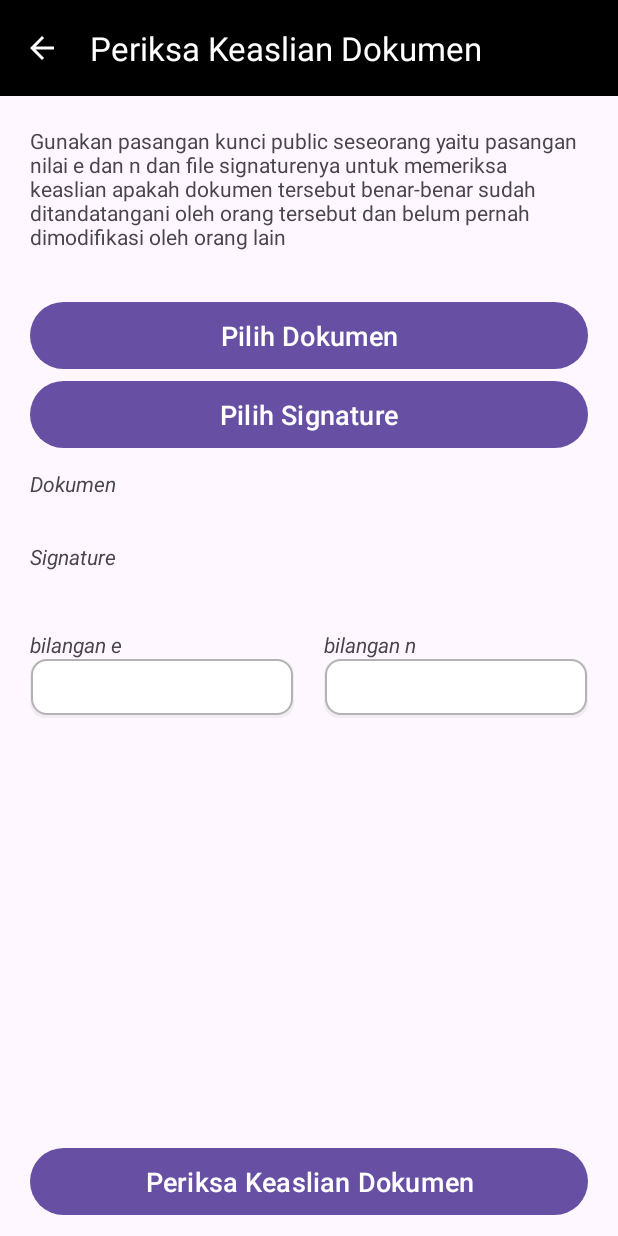
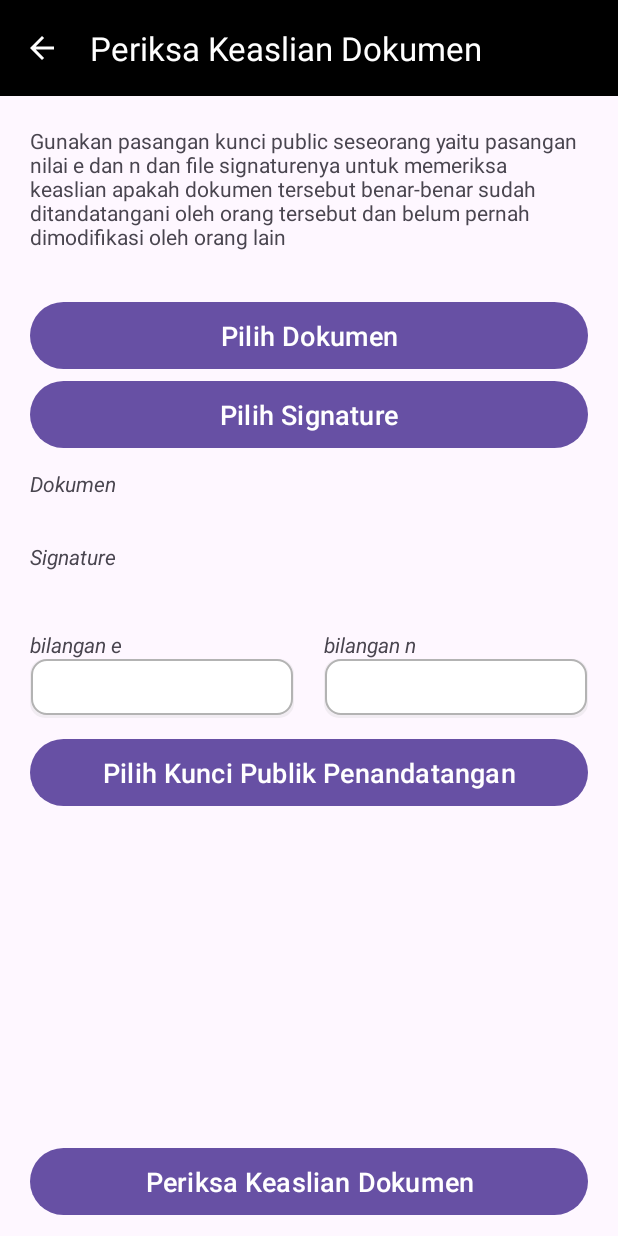
Before and after one commit to kickymaulana/tanda_tangan_digital_android, an Android app: the PeriksaKeaslianDokumen screen opened directly, with no data from a screen before it, on a phone screen of 412 x 824 dp. Run offline under Robolectric (Android 15) with nearby library versions, the phone set to English and light mode, and no system bars; plain views replace SpinKitView.

Commit message:
simpan dulu

```diff
--- a/app/src/main/java/com/kickymaulana/com/tandatangandigital/PeriksaKeaslianDokumen.java
+++ b/app/src/main/java/com/kickymaulana/com/tandatangandigital/PeriksaKeaslianDokumen.java
@@ -60,6 +60,8 @@ public class PeriksaKeaslianDokumen extends AppCompatActivity {
 
     AppCompatEditText bilangan_e;
     AppCompatEditText bilangan_n;
+    private ActivityResultLauncher<Intent> daftar_kunci_publik_launcher;
+    MaterialButton daftar_kunci_publik;
 
     @Override
     protected void onCreate(Bundle savedInstanceState) {
@@ -211,6 +213,31 @@ public class PeriksaKeaslianDokumen extends AppCompatActivity {
             }
         });
 
+        daftar_kunci_publik_launcher = registerForActivityResult(new ActivityResultContracts.StartActivityForResult(), new ActivityResultCallback<ActivityResult>() {
+            @Override
+            public void onActivityResult(ActivityResult result) {
+
+                if (result.getResultCode() == RESULT_OK) {
+                    Intent data = result.getData();
+                    if (data != null) {
+                        bilangan_e.setText(data.getStringExtra("bilangan_e"));
+                        bilangan_n.setText(data.getStringExtra("bilangan_n"));
+                    }
+                }
+
+            }
+        });
+
+        daftar_kunci_publik = (MaterialButton) findViewById(R.id.daftar_kunci_publik);
+        daftar_kunci_publik.setOnClickListener(new View.OnClickListener() {
+            @Override
+            public void onClick(View v) {
+                Intent intent = new Intent(PeriksaKeaslianDokumen.this, DaftarKunciPublik.class);
+                daftar_kunci_publik_launcher.launch(intent);
+
+            }
+        });
+
     }
     public boolean onOptionsItemSelected(MenuItem item) {
         int itemid = item.getItemId();
--- a/app/src/main/res/layout/activity_periksa_keaslian_dokumen.xml
+++ b/app/src/main/res/layout/activity_periksa_keaslian_dokumen.xml
@@ -133,6 +133,17 @@
 
                 </androidx.appcompat.widget.LinearLayoutCompat>
 
+                <com.google.android.material.button.MaterialButton
+                    android:id="@+id/daftar_kunci_publik"
+                    android:text="Pilih Kunci Publik Penandatangan"
+                    android:layout_width="match_parent"
+                    android:layout_height="wrap_content"
+                    app:cornerRadius="50dp"
+                    app:iconGravity="textStart"
+                    android:padding="10dp"
+                    android:textSize="18sp"
+                    android:textAllCaps="false"/>
+
 
 
 
```
Also changed, not shown: app/src/main/AndroidManifest.xml (+6 -3 lines), app/src/main/java/com/kickymaulana/com/tandatangandigital/DaftarKunciPublik.java (added, +24 -0 lines), app/src/main/res/layout/activity_daftar_kunci_publik.xml (added, +10 -0 lines).
